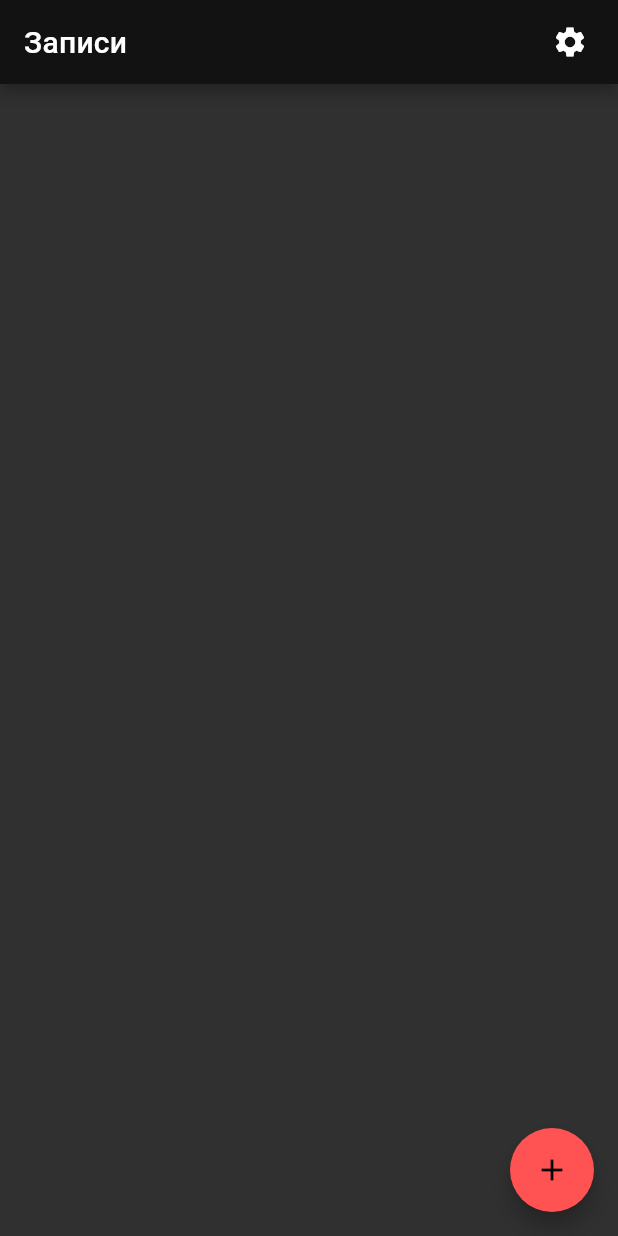
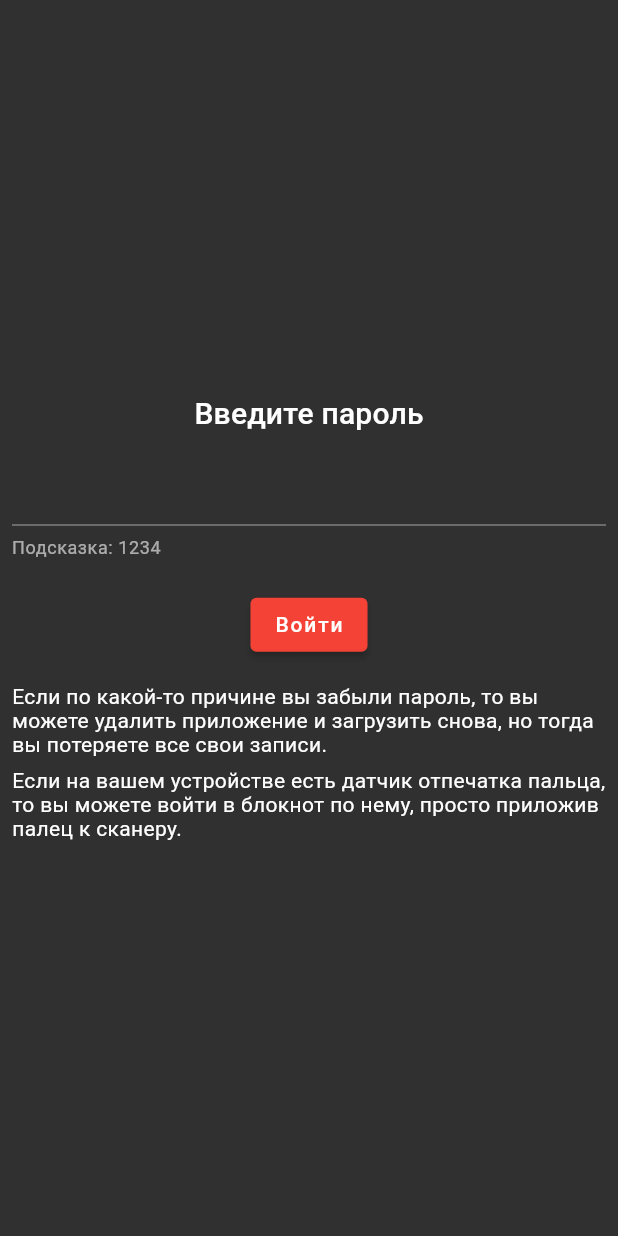
Before and after one commit to fear404-png/fastpad, a Flutter app: the screen it shows after launch, on a phone screen of 412 x 824 dp. Run offline on Flutter 3.47's test engine with Material 2 defaults, Android fonts, the phone set to English and light mode, and no system bars; our stand-ins replace bloc, flutter_bloc, flutter_slidable, google_fonts; project files that could hold a hidden picture were left out.

Commit message:
Добавлен экран входа в блокнот

```diff
--- a/lib/app/app.dart
+++ b/lib/app/app.dart
@@ -1,4 +1,5 @@
 import 'package:fastpad/bloc/bloc/notes_bloc.dart';
+import 'package:fastpad/pages/login.dart';
 import 'package:fastpad/pages/notes/note/note_edit.dart';
 import 'package:fastpad/pages/notes/note/note_view.dart';
 import 'package:fastpad/pages/notes/notes.dart';
@@ -30,8 +31,9 @@ class App extends StatelessWidget {
                   const ChangeThemeWidget(),
               "/notes/setting/change_font": (context) =>
                   const ChangeFontWidget(),
+              "/login": (context) => const LoginWidget(),
             },
-            initialRoute: "/notes",
+            initialRoute: state.password != "" ? "/login" : "/notes",
           );
         },
       ),
--- a/lib/bloc/bloc/notes_bloc.dart
+++ b/lib/bloc/bloc/notes_bloc.dart
@@ -10,6 +10,9 @@ part 'notes_state.dart';
 
 class NotesBloc extends Bloc<NotesEvent, NotesState> {
   static List<Note> notes = [];
+
+  static String password = "1234";
+  static bool isLogin = password == "" ? true : false;
 
   static int currentFont = 5;
   static int currentTheme = 0;
@@ -72,7 +75,9 @@ class NotesBloc extends Bloc<NotesEvent, NotesState> {
         letterSpacing: 1.5),
   ).apply(bodyColor: appThemeData[currentTheme].colorScheme.onError));
 
-  NotesBloc() : super(NotesInitial(notes, themeApp, textSizeMultiplier)) {
+  NotesBloc()
+      : super(NotesInitial(
+            notes, themeApp, textSizeMultiplier, password, isLogin)) {
     on<NotesEvent>((event, emit) {
       if (event is NoteAddEvent) {
         notes.add(event.note);
@@ -252,8 +257,14 @@ class NotesBloc extends Bloc<NotesEvent, NotesState> {
                         letterSpacing: 1.5))
                 .apply(
                     bodyColor: appThemeData[currentTheme].colorScheme.onError));
+      } else if (event is CheckPasswordEvent) {
+        if (event.password == password) {
+          isLogin = true;
+          NotesInitial(notes, themeApp, textSizeMultiplier, password, isLogin);
+        }
       }
-      emit(NotesInitial(notes, themeApp, textSizeMultiplier));
+      emit(
+          NotesInitial(notes, themeApp, textSizeMultiplier, password, isLogin));
     });
   }
 }
--- a/lib/bloc/bloc/notes_event.dart
+++ b/lib/bloc/bloc/notes_event.dart
@@ -35,3 +35,9 @@ class ChangeTextSizeEvent extends NotesEvent {
 
   ChangeTextSizeEvent(this.size);
 }
+
+class CheckPasswordEvent extends NotesEvent {
+  final String password;
+
+  CheckPasswordEvent(this.password);
+}
--- a/lib/bloc/bloc/notes_state.dart
+++ b/lib/bloc/bloc/notes_state.dart
@@ -8,9 +8,15 @@ abstract class NotesState {
 
   final double fontSizeMultiplier;
 
-  NotesState(this.notes, this.themeData, this.fontSizeMultiplier);
+  final String password;
+
+  final bool isLogin;
+
+  NotesState(this.notes, this.themeData, this.fontSizeMultiplier, this.password,
+      this.isLogin);
 }
 
 class NotesInitial extends NotesState {
-  NotesInitial(super.notesState, super.themeData, super.fontSizeMultiplier);
+  NotesInitial(super.notes, super.themeData, super.fontSizeMultiplier,
+      super.password, super.isLogin);
 }
--- /dev/null
+++ b/lib/pages/login.dart
@@ -0,0 +1,76 @@
+import 'package:fastpad/bloc/bloc/notes_bloc.dart';
+import 'package:flutter/cupertino.dart';
+import 'package:flutter/material.dart';
+import 'package:flutter/src/widgets/framework.dart';
+import 'package:flutter_bloc/flutter_bloc.dart';
+
+class LoginWidget extends StatelessWidget {
+  const LoginWidget({super.key});
+
+  @override
+  Widget build(BuildContext context) {
+    TextEditingController _passwordController = TextEditingController();
+
+    return BlocBuilder<NotesBloc, NotesState>(
+      builder: (context, state) {
+        return Scaffold(
+          body: Center(
+            child: Padding(
+              padding: const EdgeInsets.all(8.0),
+              child: Column(
+                mainAxisAlignment: MainAxisAlignment.center,
+                children: [
+                  Text(
+                    "Введите пароль",
+                    style: Theme.of(context).textTheme.headline6,
+                  ),
+                  TextField(
+                    controller: _passwordController,
+                    onChanged: (value) {
+                      BlocProvider.of<NotesBloc>(context)
+                          .add(CheckPasswordEvent(_passwordController.text));
+                    },
+                    style: Theme.of(context).textTheme.headline4,
+                    textAlign: TextAlign.center,
+                    obscureText: true,
+                    decoration: const InputDecoration(
+                        helperText: "Подсказка: 1234",
+                        semanticCounterText: "*"),
+                  ),
+                  const SizedBox(
+                    height: 4,
+                  ),
+                  const SizedBox(
+                    height: 16,
+                  ),
+                  ElevatedButton(
+                    onPressed: () {
+                      state.isLogin
+                          ? Navigator.pushNamedAndRemoveUntil(
+                              context, "/notes", (route) => false)
+                          : null;
+                    },
+                    child: Text(
+                      "Войти",
+                      style: Theme.of(context).textTheme.labelLarge,
+                    ),
+                  ),
+                  const SizedBox(
+                    height: 16,
+                  ),
+                  const Text(
+                      "Если по какой-то причине вы забыли пароль, то вы можете удалить приложение и загрузить снова, но тогда вы потеряете все свои записи."),
+                  const SizedBox(
+                    height: 8,
+                  ),
+                  const Text(
+                      "Если на вашем устройстве есть датчик отпечатка пальца, то вы можете войти в блокнот по нему, просто приложив палец к сканеру."),
+                ],
+              ),
+            ),
+          ),
+        );
+      },
+    );
+  }
+}
--- a/lib/pages/notes/notes_setting/notes_setting.dart
+++ b/lib/pages/notes/notes_setting/notes_setting.dart
@@ -41,6 +41,14 @@ class NotesSettingWidget extends StatelessWidget {
           );
         },
       ),
+      ListTile(
+        onTap: () {
+          Navigator.pushNamed(context, "/notes/setting/change_font");
+        },
+        title: const Text("Безопасность"),
+        leading: const Icon(Icons.lock),
+        trailing: const Icon(Icons.arrow_right),
+      ),
     ];
 
     return Scaffold(
```
